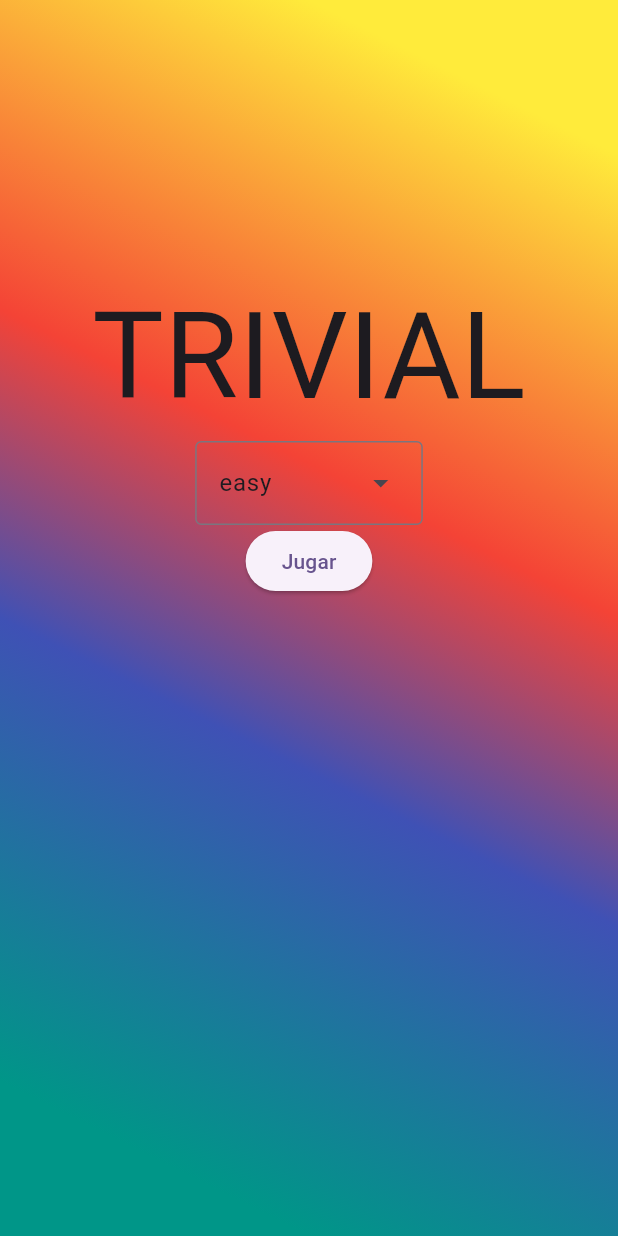
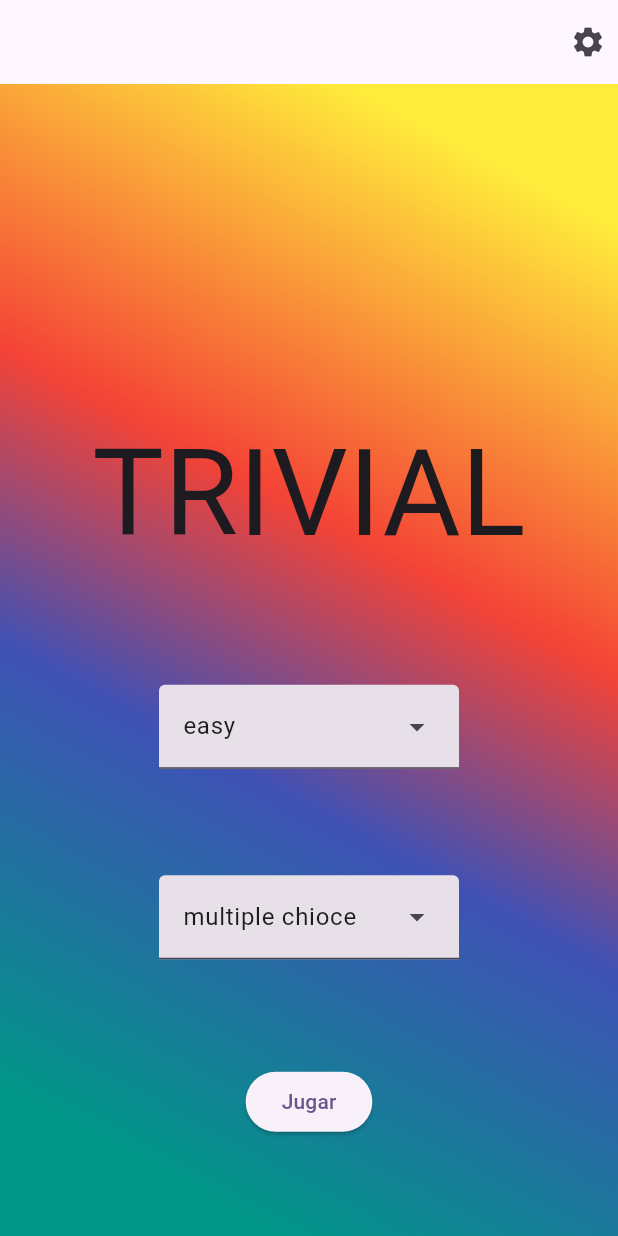
Before and after one commit to Jesuskp94/trivialsergio, a Flutter app: the screen it shows after launch, on a phone screen of 412 x 824 dp. Run offline on Flutter 3.47's test engine with Material 2 defaults, Android fonts, the phone set to English and light mode, and no system bars.

```diff
--- a/lib/DropDownMenu.dart
+++ b/lib/DropDownMenu.dart
@@ -22,6 +22,9 @@ class _DropDownMenuHomeState extends State<DropDownMenuHome> {
   @override
   Widget build(BuildContext context) {
     return DropdownMenu<String>(
+      inputDecorationTheme: InputDecorationTheme(
+        filled: true,
+      ),
       initialSelection: widget.items.first,
       onSelected: (String? value) {
         // This is called when the user selects an item.
@@ -29,6 +32,7 @@ class _DropDownMenuHomeState extends State<DropDownMenuHome> {
           dropdownValue = value!;
         });
       },
+      width: 200,
       dropdownMenuEntries: widget.items.map<DropdownMenuEntry<String>>((String value) {
         return DropdownMenuEntry<String>(value: value, label: value);
       }).toList(),
--- a/lib/Homepage.dart
+++ b/lib/Homepage.dart
@@ -7,6 +7,15 @@ class Homepage extends StatelessWidget {
   @override
   Widget build(BuildContext context) {
     return Scaffold(
+      appBar: AppBar(
+        actions: [
+          GestureDetector(
+              child: const Padding(
+            padding: EdgeInsets.all(8.0),
+            child: Icon(Icons.settings),
+          ))
+        ],
+      ),
       body: Container(
         width: double.infinity,
         height: double.infinity,
@@ -30,12 +39,17 @@ class Homepage extends StatelessWidget {
         )),
         child: Center(
           child: Column(
+            mainAxisAlignment: MainAxisAlignment.spaceAround,
             children: [
               Container(
                 padding: EdgeInsets.only(top: 150),
-                child: Text('TRIVIAL',style: TextStyle(fontSize: 80),),
+                child: Text(
+                  'TRIVIAL',
+                  style: TextStyle(fontSize: 80),
+                ),
               ),
               DropDownMenuHome(items: ['easy', 'medium', 'hard']),
+              DropDownMenuHome(items: ['multiple chioce', 'True/False']),
               ElevatedButton(onPressed: () {}, child: Text('Jugar')),
             ],
           ),
```
Also changed, not shown: lib/Pregunta.dart (added, +23 -0 lines), lib/api_trivial.dart (added, +22 -0 lines), pubspec.yaml (+5 -4 lines), lib/Preguntastrivial.dart (added), pubspec.lock.
